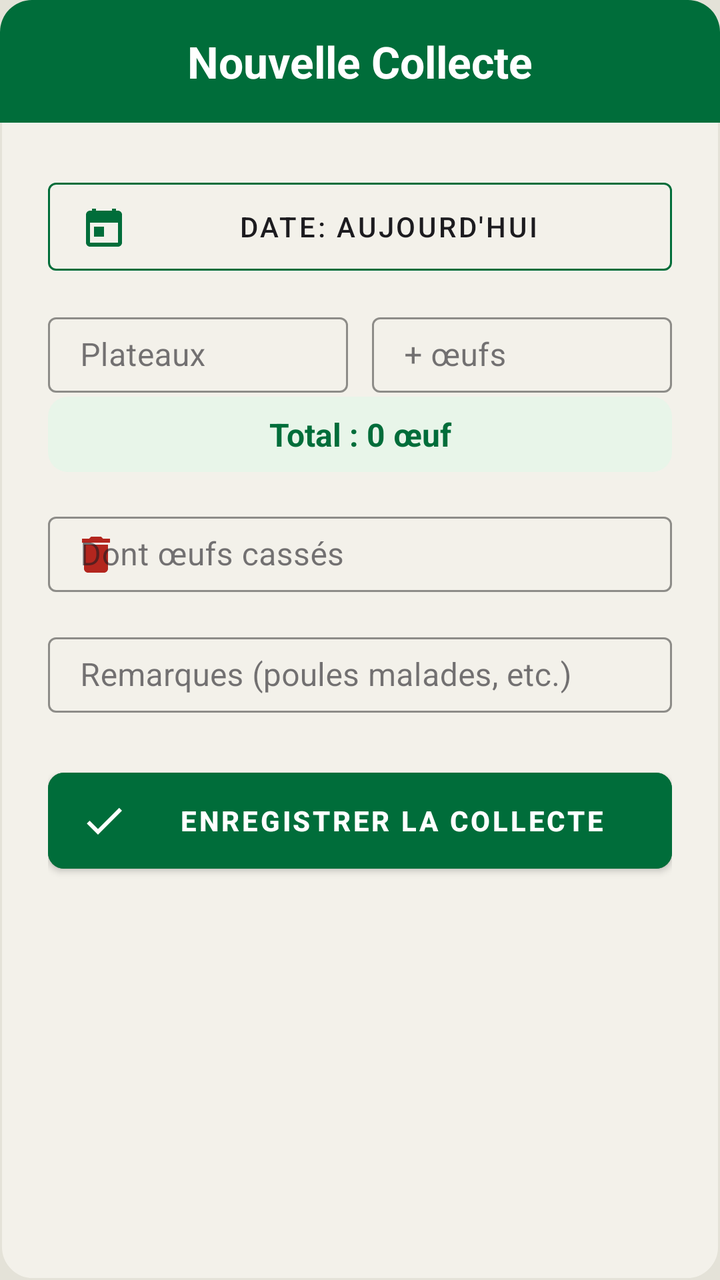
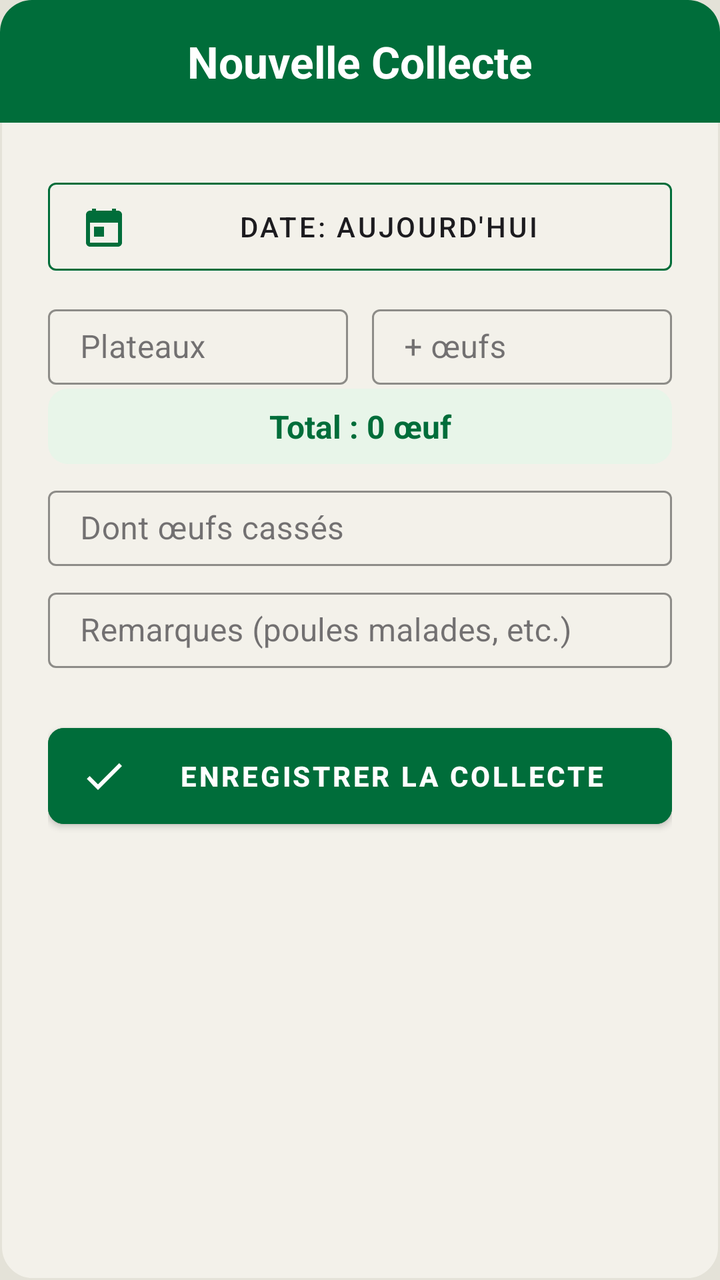

Before-and-after screenshots of an Android layout around one commit, followed by the original layout XML and the change that was made.
<!-- AndroidManifest.xml: application theme Theme.Poulailler_copilot -->
<!-- res/layout/dialog_add_collection.xml -->
<?xml version="1.0" encoding="utf-8"?>
<LinearLayout xmlns:android="http://schemas.android.com/apk/res/android"
    xmlns:app="http://schemas.android.com/apk/res-auto"
    android:layout_width="match_parent"
    android:layout_height="wrap_content"
    android:orientation="vertical"
    android:background="@drawable/bg_dialog_dark">

    <LinearLayout
        android:layout_width="match_parent"
        android:layout_height="wrap_content"
        android:background="@drawable/bg_dialog_header"
        android:padding="16dp"
        android:gravity="center">
        <TextView
            android:layout_width="wrap_content"
            android:layout_height="wrap_content"
            android:text="Nouvelle Collecte"
            android:textColor="@color/white"
            android:textSize="22sp"
            android:textStyle="bold"/>
    </LinearLayout>

    <LinearLayout
        android:layout_width="match_parent"
        android:layout_height="wrap_content"
        android:orientation="vertical"
        android:padding="24dp">

        <com.google.android.material.button.MaterialButton
            android:id="@+id/btnSelectDate"
            android:layout_width="match_parent"
            android:layout_height="56dp"
            android:text="Date: Aujourd'hui"
            style="@style/Widget.MaterialComponents.Button.OutlinedButton"
            android:textColor="@color/text_primary"
            app:strokeColor="@color/primary"
            app:icon="@drawable/ic_calendar"
            app:iconTint="@color/primary"
            android:layout_marginBottom="12dp"/>

        
        <LinearLayout
            android:layout_width="match_parent"
            android:layout_height="wrap_content"
            android:orientation="horizontal">

            <com.google.android.material.textfield.TextInputLayout
                android:id="@+id/tilTrays"
                android:layout_width="0dp"
                android:layout_height="wrap_content"
                android:layout_marginEnd="6dp"
                android:layout_weight="1"
                android:hint="Plateaux"
                style="@style/Widget.MaterialComponents.TextInputLayout.OutlinedBox.Dense"
                app:hintTextColor="@color/text_secondary"
                app:boxStrokeColor="@color/primary">
                <com.google.android.material.textfield.TextInputEditText
                    style="@style/Widget.App.TextInputEditText"
                    android:id="@+id/etTrays"
                    android:layout_width="match_parent"
                    android:layout_height="wrap_content"
                    android:inputType="number"
                    android:maxLength="5"
                    android:textColor="@color/text_primary" />
            </com.google.android.material.textfield.TextInputLayout>

            <com.google.android.material.textfield.TextInputLayout
                android:id="@+id/tilExtraEggs"
                android:layout_width="0dp"
                android:layout_height="wrap_content"
                android:layout_marginStart="6dp"
                android:layout_weight="1"
                android:hint="+ œufs"
                style="@style/Widget.MaterialComponents.TextInputLayout.OutlinedBox.Dense"
                app:hintTextColor="@color/text_secondary"
                app:boxStrokeColor="@color/primary">
                <com.google.android.material.textfield.TextInputEditText
                    style="@style/Widget.App.TextInputEditText"
                    android:id="@+id/etExtraEggs"
                    android:layout_width="match_parent"
                    android:layout_height="wrap_content"
                    android:inputType="number"
                    android:maxLength="3"
                    android:textColor="@color/text_primary" />
            </com.google.android.material.textfield.TextInputLayout>
        </LinearLayout>

        
        <TextView
            android:id="@+id/tvEggTotal"
            android:layout_width="match_parent"
            android:layout_height="wrap_content"
            android:layout_marginTop="2dp"
            android:layout_marginBottom="12dp"
            android:background="@drawable/bg_value_chip"
            android:backgroundTint="@color/emerald_container"
            android:gravity="center"
            android:paddingVertical="8dp"
            android:text="Total : 0 œuf"
            android:textColor="@color/primary"
            android:textSize="16sp"
            android:textStyle="bold" />


        <com.google.android.material.textfield.TextInputLayout
            android:layout_width="match_parent"
            android:layout_height="wrap_content"
            android:id="@+id/tilBroken"
            android:hint="Dont œufs cassés"
            style="@style/Widget.MaterialComponents.TextInputLayout.OutlinedBox.Dense"
            android:layout_marginBottom="12dp"
            app:hintTextColor="@color/text_secondary"
            app:boxStrokeColor="@color/primary"
            app:startIconDrawable="@drawable/ic_delete"
            app:startIconTint="@color/error">
            <com.google.android.material.textfield.TextInputEditText
        style="@style/Widget.App.TextInputEditText"
                android:id="@+id/etBrokenEggsCount"
                android:layout_width="match_parent"
                android:layout_height="wrap_content"
                android:inputType="number"
                android:textColor="@color/text_primary" />
        </com.google.android.material.textfield.TextInputLayout>

        <com.google.android.material.textfield.TextInputLayout
            android:layout_width="match_parent"
            android:layout_height="wrap_content"
            android:hint="Remarques (poules malades, etc.)"
            style="@style/Widget.MaterialComponents.TextInputLayout.OutlinedBox.Dense"
            android:layout_marginBottom="24dp"
            app:hintTextColor="@color/text_secondary"
            app:boxStrokeColor="@color/primary">
            <com.google.android.material.textfield.TextInputEditText
        style="@style/Widget.App.TextInputEditText"
                android:id="@+id/etRemarks"
                android:layout_width="match_parent"
                android:layout_height="wrap_content"
                android:textColor="@color/text_primary" />
        </com.google.android.material.textfield.TextInputLayout>

        <com.google.android.material.button.MaterialButton
            android:id="@+id/btnAddEntry"
            android:layout_width="match_parent"
            android:layout_height="60dp"
            android:text="ENREGISTRER LA COLLECTE"
            android:backgroundTint="@color/primary"
            android:textColor="@color/white"
            android:textStyle="bold"
            app:cornerRadius="8dp"
            app:icon="@drawable/ic_check"
            app:iconTint="@color/white"/>
    </LinearLayout>
</LinearLayout>
<!-- resources referenced by this layout -->
<resources>
  <color name="emerald_container">#E8F5E9</color>
  <color name="error">#B3261E</color>
  <color name="primary">#006D3A</color>
  <color name="text_primary">#1C1B1F</color>
  <color name="text_secondary">#49454F</color>
  <color name="white">#FFFFFFFF</color>
  <!-- drawable bg_dialog_dark (drawable) -->
  <?xml version="1.0" encoding="utf-8"?>
  <shape xmlns:android="http://schemas.android.com/apk/res/android">
      <solid android:color="@color/surface" />
      <stroke
          android:width="1dp"
          android:color="@color/off_white" />
      <corners android:radius="16dp" />
  </shape>
  <!-- drawable bg_dialog_header (drawable) -->
  <?xml version="1.0" encoding="utf-8"?>
  <shape xmlns:android="http://schemas.android.com/apk/res/android">
      <solid android:color="@color/primary" />
      <corners
          android:topLeftRadius="16dp"
          android:topRightRadius="16dp" />
  </shape>
  <!-- drawable bg_value_chip (drawable) -->
  <?xml version="1.0" encoding="utf-8"?>
  <shape xmlns:android="http://schemas.android.com/apk/res/android" android:shape="rectangle">
      <solid android:color="#FFFFFF" />
      <corners android:radius="10dp" />
  </shape>
  <!-- drawable ic_calendar (drawable) -->
  <vector xmlns:android="http://schemas.android.com/apk/res/android"
      android:width="24dp"
      android:height="24dp"
      android:viewportWidth="24"
      android:viewportHeight="24">
      <path
          android:fillColor="#000000"
          android:pathData="M19,4h-1V3h-2v1H8V3H6v1H5C3.89,4 3.01,4.9 3.01,6L3,20c0,1.1 0.89,2 2,2h14c1.1,0 2,-0.9 2,-2V6C21,4.9 20.1,4 19,4z M19,20H5V10h14V20z M7,12h5v5H7z"/>
  </vector>
  <!-- drawable ic_check (drawable) -->
  <vector xmlns:android="http://schemas.android.com/apk/res/android"
      android:width="24dp"
      android:height="24dp"
      android:viewportWidth="24"
      android:viewportHeight="24">
      <path
          android:fillColor="#000000"
          android:pathData="M9,16.17L4.83,12l-1.42,1.41L9,19 21,7l-1.41,-1.41z"/>
  </vector>
  <!-- drawable ic_delete (drawable) -->
  <vector xmlns:android="http://schemas.android.com/apk/res/android"
      android:width="24dp"
      android:height="24dp"
      android:viewportWidth="24"
      android:viewportHeight="24">
      <path
          android:fillColor="#000000"
          android:pathData="M6,19c0,1.1 0.9,2 2,2h8c1.1,0 2,-0.9 2,-2V7H6V19z M19,4h-3.5l-1,-1h-5l-1,1H5v2h14V4z"/>
  </vector>
  <style name="Widget.App.TextInputEditText" parent="Widget.MaterialComponents.TextInputEditText.OutlinedBox.Dense">
          <item name="android:paddingTop">8dp</item>
          <item name="android:paddingBottom">8dp</item>
          <item name="android:minHeight">0dp</item>
      </style>
  <color name="surface">#F3F1EA</color>
  <color name="off_white">#E4E2D8</color>
  <color name="primary_variant">#004D22</color>
  <color name="secondary">#43A047</color>
  <color name="secondary_variant">#2E7D32</color>
  <color name="background">@color/off_white</color>
  <style name="Widget.App.CardView" parent="Widget.MaterialComponents.CardView">
          <item name="cardElevation">2dp</item>
          <item name="cardCornerRadius">16dp</item>
          <item name="cardBackgroundColor">@color/surface</item>
          <item name="strokeWidth">0dp</item>
      </style>
  <style name="ShapeAppearance.App.LargeComponent" parent="ShapeAppearance.MaterialComponents.LargeComponent">
          <item name="cornerFamily">rounded</item>
          <item name="cornerSize">16dp</item>
      </style>
  <style name="Widget.App.TextInputLayout" parent="Widget.MaterialComponents.TextInputLayout.OutlinedBox.Dense" />
  <style name="ThemeOverlay.App.MaterialAlertDialog" parent="ThemeOverlay.MaterialComponents.MaterialAlertDialog">
          <item name="colorSurface">@color/surface</item>
          <item name="colorOnSurface">@color/text_primary</item>
          <item name="android:textColorPrimary">@color/text_primary</item>
      </style>
  <!-- unchanged entries left out for length: 1 -->
</resources>

<!-- the commit's change to res/layout/dialog_add_collection.xml (unified diff, before → after) -->
@@ -37,7 +37,7 @@
             app:strokeColor="@color/primary"
             app:icon="@drawable/ic_calendar"
             app:iconTint="@color/primary"
-            android:layout_marginBottom="12dp"/>
+            android:layout_marginBottom="8dp"/>
 
         
         <LinearLayout
@@ -92,7 +92,7 @@
             android:layout_width="match_parent"
             android:layout_height="wrap_content"
             android:layout_marginTop="2dp"
-            android:layout_marginBottom="12dp"
+            android:layout_marginBottom="8dp"
             android:background="@drawable/bg_value_chip"
             android:backgroundTint="@color/emerald_container"
             android:gravity="center"
@@ -109,11 +109,9 @@
             android:id="@+id/tilBroken"
             android:hint="Dont œufs cassés"
             style="@style/Widget.MaterialComponents.TextInputLayout.OutlinedBox.Dense"
-            android:layout_marginBottom="12dp"
+            android:layout_marginBottom="8dp"
             app:hintTextColor="@color/text_secondary"
-            app:boxStrokeColor="@color/primary"
-            app:startIconDrawable="@drawable/ic_delete"
-            app:startIconTint="@color/error">
+            app:boxStrokeColor="@color/primary">
             <com.google.android.material.textfield.TextInputEditText
         style="@style/Widget.App.TextInputEditText"
                 android:id="@+id/etBrokenEggsCount"
<!-- resource entries referenced after the edit -->
@@ -1,7 +1,6 @@
 <!-- resources referenced by this layout -->
 <resources>
   <color name="emerald_container">#E8F5E9</color>
-  <color name="error">#B3261E</color>
   <color name="primary">#006D3A</color>
   <color name="text_primary">#1C1B1F</color>
   <color name="text_secondary">#49454F</color>
@@ -49,16 +48,6 @@
           android:fillColor="#000000"
           android:pathData="M9,16.17L4.83,12l-1.42,1.41L9,19 21,7l-1.41,-1.41z"/>
   </vector>
-  <!-- drawable ic_delete (drawable) -->
-  <vector xmlns:android="http://schemas.android.com/apk/res/android"
-      android:width="24dp"
-      android:height="24dp"
-      android:viewportWidth="24"
-      android:viewportHeight="24">
-      <path
-          android:fillColor="#000000"
-          android:pathData="M6,19c0,1.1 0.9,2 2,2h8c1.1,0 2,-0.9 2,-2V7H6V19z M19,4h-3.5l-1,-1h-5l-1,1H5v2h14V4z"/>
-  </vector>
   <style name="Widget.App.TextInputEditText" parent="Widget.MaterialComponents.TextInputEditText.OutlinedBox.Dense">
           <item name="android:paddingTop">8dp</item>
           <item name="android:paddingBottom">8dp</item>
